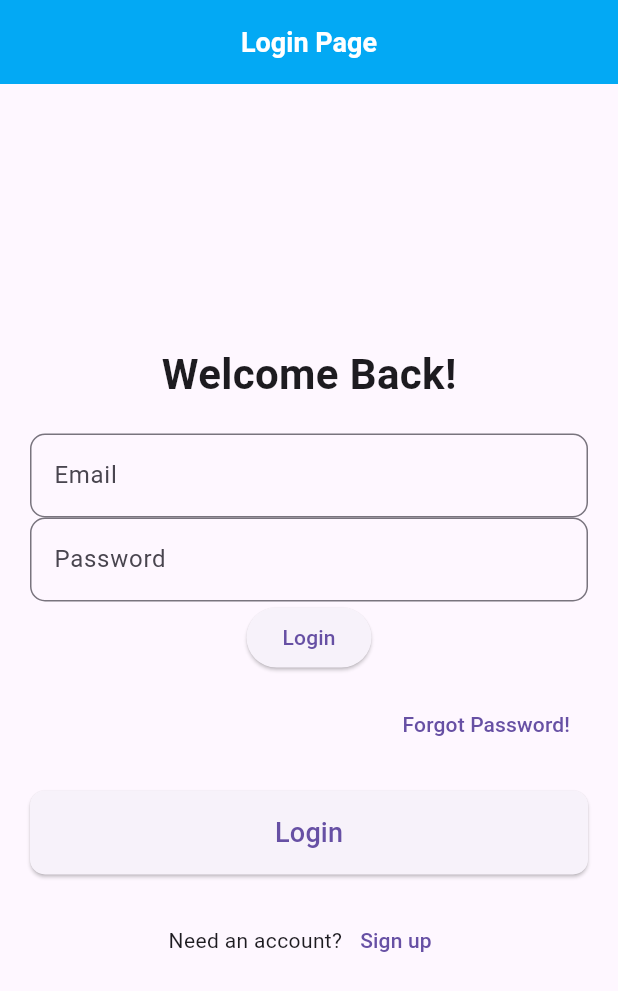
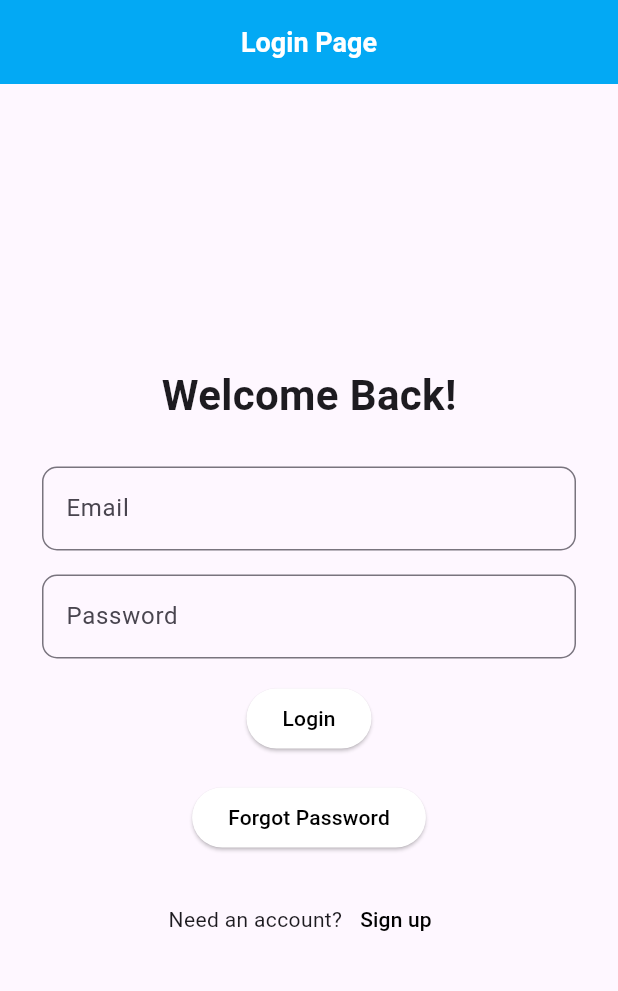
Before and after one commit to mathewsdmitri/befr, a Flutter app: the screen it shows after launch, on a phone screen of 412 x 824 dp. Shown: the top 991 px of the screen. Run offline on Flutter 3.47's test engine with Material 3 defaults, Android fonts, the phone set to English and light mode, and no system bars; our stand-ins replace flutter_secure_storage, flutter_svg.

Commit message:
Added forgot password, need to complete it

```diff
--- a/lyrix_frontend/lib/pages/loginPage.dart
+++ b/lyrix_frontend/lib/pages/loginPage.dart
@@ -1,5 +1,7 @@
 import 'package:flutter/material.dart';
 import 'package:lyrix_frontend/account_service.dart';
+import 'package:lyrix_frontend/pages/create_account.dart';
+import 'package:lyrix_frontend/pages/forgot_password.dart';
 
 class LoginPage extends StatefulWidget {
   const LoginPage({super.key});
@@ -43,7 +45,9 @@ class _LoginPageState extends State<LoginPage>{
             const SizedBox(height: 20),
 
             //This is where the email goes
-            TextField(
+            Padding(
+              padding: const EdgeInsets.all(8.0),
+              child: TextField(
                 controller: username,
                 decoration: InputDecoration(
                     labelText: 'Email',
@@ -51,7 +55,10 @@ class _LoginPageState extends State<LoginPage>{
                       borderRadius: BorderRadius.circular(10),
                     )),
               ),
-            TextField(
+            ),
+            Padding(
+              padding: const EdgeInsets.all(8.0),
+              child: TextField(
                 controller: password,
                 decoration: InputDecoration(
                   labelText: "Password",
@@ -61,13 +68,16 @@ class _LoginPageState extends State<LoginPage>{
                   obscureText: false
 
               ),
+            ),
                         // Show error message if login fails
             if (errorMessage.isNotEmpty)
               Text(errorMessage, style: TextStyle(color: Colors.red)),
 
             isLoading
               ? CircularProgressIndicator() // Show loading spinner
-              : ElevatedButton(
+              : Padding(
+                padding: const EdgeInsets.all(8.0),
+                child: ElevatedButton(
                     onPressed: () async {
                       setState(() {
                         isLoading = true;
@@ -87,24 +97,35 @@ class _LoginPageState extends State<LoginPage>{
                         }
                       });
                     },
-                  child: Text("Login"),
+                    style: ElevatedButton.styleFrom(backgroundColor: Colors.white),
+                    child: const Text(
+                      "Login",
+                      style: TextStyle(color: Colors.black),
+
+                    ),
+                  ),
               ),
 
             const SizedBox(height: 10),
 
             //The link for forgotten password
-            Align(
-              alignment: Alignment.centerRight,
-              child: TextButton(
-                onPressed: () {},
-                child: const Text('Forgot Password!'),
-              ),
+            //Elevated button 1 for create page
+            ElevatedButton(
+              onPressed: () {
+                Navigator.push(context, MaterialPageRoute(builder: (context) {
+                  return const Scaffold(
+                    body: ForgotPassword(), //Create account page
+                  );
+                }));
+              },
+              style: ElevatedButton.styleFrom(backgroundColor: Colors.white), //Background color of button
+              child: const Text('Forgot Password', style: TextStyle(color: Colors.black)), //Text and color
             ),
             const SizedBox(height: 20),
 
 
             //this is where the login button goes
-            SizedBox(
+            /*SizedBox(
               width: double.infinity,
               child: ElevatedButton(
                 onPressed: () {},
@@ -121,6 +142,7 @@ class _LoginPageState extends State<LoginPage>{
               ),
             ),
             const SizedBox(height: 20),
+            */
 
             //this is asking for the signup prompt
             Row(
@@ -128,8 +150,17 @@ class _LoginPageState extends State<LoginPage>{
               children: [
                 const Text("Need an account?"),
                 TextButton(
-                  onPressed: () {},
-                  child: const Text('Sign up'),
+                  onPressed: () {
+                    Navigator.push(context, MaterialPageRoute(builder: (context) {
+                      return const Scaffold(
+                        body: CreateAccountPage(), //Create account page
+                      );
+                    }));
+                  },
+                  child: const Text(
+                    'Sign up',
+                    style: TextStyle(color: Colors.black),
+                  ),
                 ),
               ],
             ),
```
Also changed, not shown: lyrix_frontend/lib/pages/forgot_password.dart (added, +23 -0 lines), architectural-poc/myproj/pubspec.lock, lyrix_frontend/pubspec.lock. Lines whose indentation alone changed are shown as unchanged.
